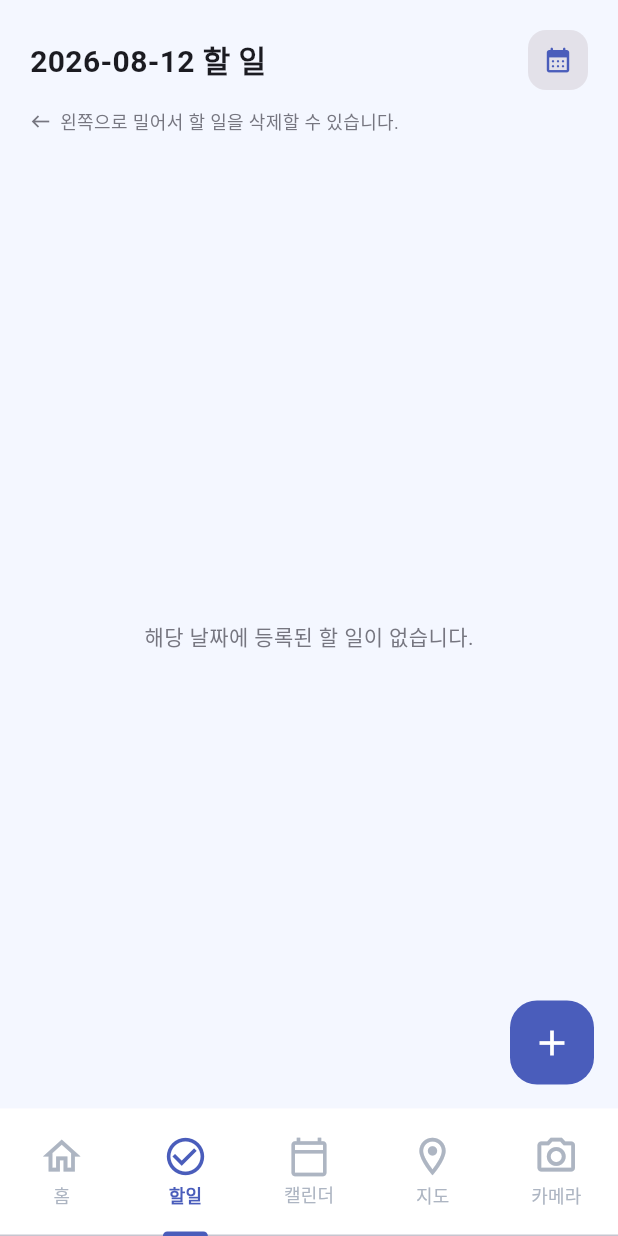
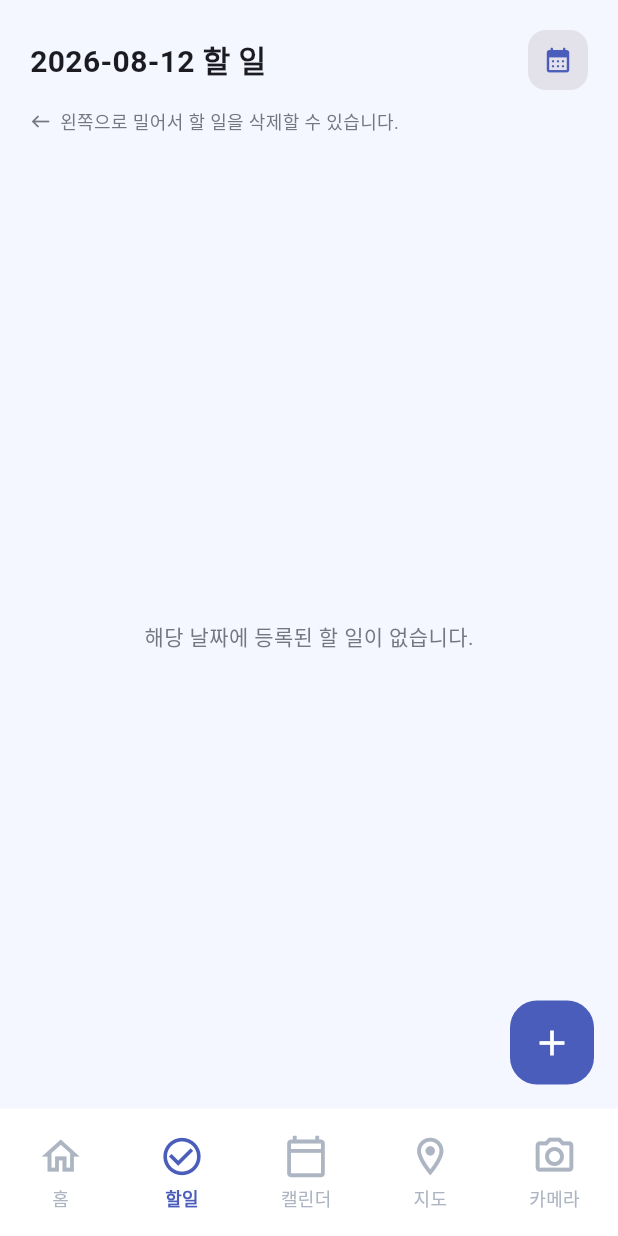
Before and after one commit to 0619ksh/Flutter_TodoList_Teamplay_app, a Flutter app: the screen it shows after launch, item 2 of the bottom bar chosen, on a phone screen of 412 x 824 dp. Run offline on Flutter 3.47's test engine with Material 3 defaults, Android fonts, the phone set to English and light mode, and no system bars; our stand-ins replace get, get_storage, image_picker.

Commit message:
Update camera, home, login, tabbar, today, main...

```diff
--- a/lib/main.dart
+++ b/lib/main.dart
@@ -20,6 +20,7 @@ class MyApp extends StatelessWidget {
   @override
   Widget build(BuildContext context) {
     return GetMaterialApp(
+      debugShowCheckedModeBanner: false,
 
       // ★ 첫 화면 경로
       initialRoute: '/',
--- a/lib/view/login_view.dart
+++ b/lib/view/login_view.dart
@@ -214,7 +214,7 @@ class _LoginViewState extends State<LoginView> {
           onPressed: () {
             saveStorage();
             Get.back();
-            Get.to(HomeView()); // 아규먼트 안 쓰고 겟을 쓰는 건 나중에나중에 그 정보를 쓸때 이용함.
+            // Get.to(HomeView()); // 아규먼트 안 쓰고 겟을 쓰는 건 나중에나중에 그 정보를 쓸때 이용함.
           },
           child: Text("Exit"),
         ),
--- a/lib/view/tabbar_view.dart
+++ b/lib/view/tabbar_view.dart
@@ -1,11 +1,11 @@
 import 'package:flutter/material.dart';
 
-// ★ 각 화면 파일 import
 import 'package:todo_ex_app/view/home_view.dart';
 import 'package:todo_ex_app/view/today_view.dart';
+import 'package:todo_ex_app/view/calendar_view.dart';
 import 'package:todo_ex_app/view/map_view.dart';
 import 'package:todo_ex_app/view/camera_view.dart';
-import 'package:todo_ex_app/view/calendar_view.dart';
+
 
 class TabbarView extends StatefulWidget {
   const TabbarView({super.key});
@@ -17,125 +17,188 @@ class TabbarView extends StatefulWidget {
 
 class _TabbarViewState extends State<TabbarView> {
 
+  // 현재 선택된 탭 번호
+  late int selectedIndex;
+
+
+  @override
+  void initState() {
+    super.initState();
+
+    // 처음에는 홈 화면
+    selectedIndex = 0;
+  }
+
+
   @override
   Widget build(BuildContext context) {
 
-    return DefaultTabController(
-      length: 5,
+    return Scaffold(
 
-      child: Scaffold(
+      // ★ 변경
+      // 기존에는 selectedIndex에 해당하는 화면 하나만 만들었지만,
+      // IndexedStack은 5개의 화면을 계속 유지한다.
+      body: IndexedStack(
 
-        // ★ 실제 페이지 연결
-        body: TabBarView(
+        // ★ 현재 보여줄 화면 번호
+        index: selectedIndex,
+
+        // ★ 모든 화면을 계속 유지
         children: [
-
-            // ★ 0번 : 홈
-            HomeView(),
-
-            // ★ 1번 : 할일
-            TodayView(),
-
-            // ★ 2번 : 캘린더
-            CalendarView(),
-
-            // ★ 3번 : 지도
-            MapView(),
-
-            // ★ 4번 : 카메라
-            CameraView(),
+          HomeView(changeTab: changeTab),
+          const TodayView(),
+          const CalendarView(),
+          const MapView(),
+          const CameraView(),
         ],
       ),
 
-
-        // =====================================================
-        // TabBar 디자인
-        // =====================================================
 
       bottomNavigationBar: Container(
         height: 85,
         color: Colors.white,
 
-          child: TabBar(
+        child: Row(
+          mainAxisAlignment: MainAxisAlignment.spaceAround,
 
-            // 선택된 아이콘 + 글자 색
-            labelColor: Theme.of(context).colorScheme.primary,
-
-            // 선택되지 않은 아이콘 + 글자 색
-            unselectedLabelColor: Color(0xFFADB5C2),
-
-            // 기본적으로 생기는 TabBar 밑줄 색깔
-            indicatorColor: Theme.of(context).colorScheme.primary,
-
-            // 선택된 글자 디자인
-            labelStyle: TextStyle(
-              fontSize: 12,
-              fontWeight: FontWeight.bold,
-            ),
-
-            // 선택되지 않은 글자 디자인
-            unselectedLabelStyle: TextStyle(
-              fontSize: 12,
-            ),
-
-            tabs: [
+          children: [
 
             // ---------------- 홈 ----------------
 
-              Tab(
-                icon: Icon(
+            GestureDetector(
+              onTap: () {
+                changeTab(0);
+              },
+
+              child: tabItem(
                 Icons.home_outlined,
-                  size: 30,
+                '홈',
+                0,
               ),
-                text: '홈',
             ),
 
 
             // ---------------- 할일 ----------------
 
-              Tab(
-                icon: Icon(
+            GestureDetector(
+              onTap: () {
+                changeTab(1);
+              },
+
+              child: tabItem(
                 Icons.check_circle_outline,
-                  size: 30,
+                '할일',
+                1,
               ),
-                text: '할일',
             ),
 
 
             // ---------------- 캘린더 ----------------
 
-              Tab(
-                icon: Icon(
+            GestureDetector(
+              onTap: () {
+                changeTab(2);
+              },
+
+              child: tabItem(
                 Icons.calendar_today_outlined,
-                  size: 28,
+                '캘린더',
+                2,
               ),
-                text: '캘린더',
             ),
 
 
             // ---------------- 지도 ----------------
 
-              Tab(
-                icon: Icon(
+            GestureDetector(
+              onTap: () {
+                changeTab(3);
+              },
+
+              child: tabItem(
                 Icons.location_on_outlined,
-                  size: 30,
+                '지도',
+                3,
               ),
-                text: '지도',
             ),
 
 
             // ---------------- 카메라 ----------------
 
-              Tab(
-                icon: Icon(
+            GestureDetector(
+              onTap: () {
+                changeTab(4);
+              },
+
+              child: tabItem(
                 Icons.camera_alt_outlined,
-                  size: 30,
+                '카메라',
+                4,
               ),
-                text: '카메라',
             ),
           ],
         ),
       ),
+    );
+  }
+
+
+  // =====================================================
+  // Function
+  // =====================================================
+
+  // 선택된 탭 번호 변경
+  void changeTab(int index) {
+
+    selectedIndex = index;
+
+    setState(() {});
+  }
+
+
+  // 하단 탭 하나 디자인
+  Widget tabItem(
+    IconData icon,
+    String title,
+    int index,
+  ) {
+
+    return Column(
+      mainAxisAlignment: MainAxisAlignment.center,
+
+      children: [
+
+        Icon(
+          icon,
+          size: 30,
+
+          color: selectedIndex == index
+              ? Theme.of(context).colorScheme.primary
+              : const Color(0xFFADB5C2),
         ),
+
+
+        const SizedBox(
+          height: 4,
+        ),
+
+
+        Text(
+          title,
+
+          style: TextStyle(
+            fontSize: 12,
+
+            color: selectedIndex == index
+                ? Theme.of(context).colorScheme.primary
+                : const Color(0xFFADB5C2),
+
+            fontWeight: selectedIndex == index
+                ? FontWeight.bold
+                : FontWeight.normal,
+          ),
+        ),
+      ],
     );
   }
 }
--- a/lib/view/today_view.dart
+++ b/lib/view/today_view.dart
@@ -2,6 +2,7 @@ import 'package:flutter/material.dart';
 import 'package:get/get.dart';
 import 'package:get_storage/get_storage.dart';
 import '../model/todo_list.dart';
+
 
 class TodayView extends StatefulWidget {
   const TodayView({super.key});
@@ -20,18 +21,30 @@ class _TodayViewState extends State<TodayView> {
   @override
   void initState() {
     super.initState();
-    // 앱 시작 시 저장된 데이터 불러오기 (배우신 initState 생명주기 활용)
+
     _loadSavedTodoFromStorage();
+
+    // 오늘 할 일 개수 저장
+    saveTodayCount();
   }
 
-  // 날짜 필터링 (기존 조건문 유지)
+  // 날짜 필터링
   List<TodoList> get filteredTodoItems {
     String formattedSelectedDate =
-        '${selectedDate.year}-${selectedDate.month.toString().padLeft(2, '0')}-${selectedDate.day.toString().padLeft(2, '0')}';
-    return todoItems.where((todo) => todo.date == formattedSelectedDate).toList();
+        '${selectedDate.year}-'
+        '${selectedDate.month.toString().padLeft(2, '0')}-'
+        '${selectedDate.day.toString().padLeft(2, '0')}';
+
+    List<TodoList> result = [];
+
+    for (int i = 0; i < todoItems.length; i++) {
+      if (todoItems[i].date == formattedSelectedDate) {
+        result.add(todoItems[i]);
+      }
+    }
+    return result;
   }
-
-  // showDatePicker를 활용한 날짜 선택 기능
+  // 날짜 선택
   Future<void> _selectDate(BuildContext context) async {
     final DateTime? picked = await showDatePicker(
       context: context,
@@ -39,15 +52,13 @@ class _TodayViewState extends State<TodayView> {
       firstDate: DateTime(2020),
       lastDate: DateTime(2030),
     );
-
     if (picked != null && picked != selectedDate) {
       setState(() {
         selectedDate = picked;
       });
     }
   }
-
-  // GetStorage에서 저장된 데이터를 읽어와 TodoList 객체 생성
+  // GetStorage에서 저장된 Todo 읽어오기
   void _loadSavedTodoFromStorage() {
     final String? todoText = box.read('_todo');
     final String? date = box.read('_date');
@@ -64,22 +75,45 @@ class _TodayViewState extends State<TodayView> {
         isImportant: isImportant ?? false,
         isCompleted: false,
       );
-
       setState(() {
         todoItems.add(newTodo);
       });
-
-      // 읽어온 뒤에는 저장소 값 초기화 (중복 추가 방지)
+      // Todo 추가 후 개수 다시 저장
+      saveTodayCount();
+      // 중복 추가 방지
       box.remove('_todo');
     }
   }
-
+  // 오늘 할 일 개수 / 완료 개수 계산
+  void saveTodayCount() {
+    DateTime now = DateTime.now();
+    String today =
+        '${now.year}-'
+        '${now.month.toString().padLeft(2, '0')}-'
+        '${now.day.toString().padLeft(2, '0')}';
+    int todayCount = 0;
+    int doneCount = 0;
+    for (int i = 0; i < todoItems.length; i++) {
+      // 오늘 날짜인지 확인
+      if (todoItems[i].date == today) {
+        todayCount++;
+        // 완료된 할 일인지 확인
+        if (todoItems[i].isCompleted == true) {
+          doneCount++;
+        }
+      }
+    }
+    // HomeView에서 사용할 값 저장
+    box.write('todayCount', todayCount);
+    box.write('doneCount', doneCount);
+  }
   @override
   Widget build(BuildContext context) {
     final colorScheme = Theme.of(context).colorScheme;
     String dateTitle =
-        '${selectedDate.year}-${selectedDate.month.toString().padLeft(2, '0')}-${selectedDate.day.toString().padLeft(2, '0')} 할 일';
-
+        '${selectedDate.year}-'
+        '${selectedDate.month.toString().padLeft(2, '0')}-'
+        '${selectedDate.day.toString().padLeft(2, '0')} 할 일';
     return Scaffold(
       backgroundColor: colorScheme.tertiary,
       body: SafeArea(
@@ -89,8 +123,6 @@ class _TodayViewState extends State<TodayView> {
             crossAxisAlignment: CrossAxisAlignment.start,
             children: [
               const SizedBox(height: 20),
-
-              // 헤더 영역
               Row(
                 mainAxisAlignment: MainAxisAlignment.spaceBetween,
                 children: [
@@ -115,17 +147,21 @@ class _TodayViewState extends State<TodayView> {
                         color: colorScheme.primary,
                         size: 20,
                       ),
-                      onPressed: () => _selectDate(context),
+                      onPressed: () {
+                        _selectDate(context);
+                      },
                     ),
                   ),
                 ],
               ),
               const SizedBox(height: 12),
-
-              // Sub Title
               Row(
                 children: [
-                  Icon(Icons.west, size: 14, color: colorScheme.outline),
+                  Icon(
+                    Icons.west,
+                    size: 14,
+                    color: colorScheme.outline,
+                  ),
                   const SizedBox(width: 6),
                   Text(
                     '왼쪽으로 밀어서 할 일을 삭제할 수 있습니다.',
@@ -137,21 +173,26 @@ class _TodayViewState extends State<TodayView> {
                 ],
               ),
               const SizedBox(height: 20),
-
-              // 필터링된 할 일 목록 (ListView.builder)
               Expanded(
                 child: filteredTodoItems.isEmpty
                     ? Center(
                         child: Text(
                           '해당 날짜에 등록된 할 일이 없습니다.',
-                          style: TextStyle(color: colorScheme.outline),
+                          style: TextStyle(
+                            color: colorScheme.outline,
+                          ),
                         ),
                       )
                     : ListView.builder(
                         itemCount: filteredTodoItems.length,
+
                         itemBuilder: (context, index) {
                           final todo = filteredTodoItems[index];
-                          return _buildTodoCard(todo, colorScheme);
+
+                          return _buildTodoCard(
+                            todo,
+                            colorScheme,
+                          );
                         },
                       ),
               ),
@@ -159,15 +200,11 @@ class _TodayViewState extends State<TodayView> {
           ),
         ),
       ),
-
-      // 플로팅 버튼
-      floatingActionButtonLocation: FloatingActionButtonLocation.endFloat,
+      floatingActionButtonLocation:
+          FloatingActionButtonLocation.endFloat,
       floatingActionButton: FloatingActionButton(
         onPressed: () async {
-          // AddView 화면으로 이동 후 돌아올 때까지 대기 (Get.toNamed)
           await Get.toNamed('/add');
-
-          // 복귀 후 GetStorage 데이터 확인 및 리스트 추가
           _loadSavedTodoFromStorage();
         },
         backgroundColor: colorScheme.primary,
@@ -175,13 +212,20 @@ class _TodayViewState extends State<TodayView> {
         shape: RoundedRectangleBorder(
           borderRadius: BorderRadius.circular(18),
         ),
-        child: Icon(Icons.add, color: colorScheme.onPrimary, size: 28),
+        child: Icon(
+          Icons.add,
+          color: colorScheme.onPrimary,
+          size: 28,
+        ),
       ),
     );
   }
 
-  // 할 일 카드 위젯
-  Widget _buildTodoCard(TodoList todo, ColorScheme colorScheme) {
+  // 할 일 카드
+  Widget _buildTodoCard(
+    TodoList todo,
+    ColorScheme colorScheme,
+  ) {
     return Dismissible(
       key: UniqueKey(),
       direction: DismissDirection.endToStart,
@@ -193,15 +237,20 @@ class _TodayViewState extends State<TodayView> {
           color: colorScheme.error,
           borderRadius: BorderRadius.circular(20),
         ),
-        child: Icon(Icons.delete, color: colorScheme.onError),
+        child: Icon(
+          Icons.delete,
+          color: colorScheme.onError,
+        ),
       ),
       onDismissed: (direction) {
         setState(() {
           todoItems.remove(todo);
         });
+        // 삭제 후 개수 다시 저장
+        saveTodayCount();
 
         Get.snackbar(
-          "삭제 완료",
+          '삭제 완료',
           '${todo.todoText} 항목이 삭제되었습니다.',
           snackPosition: SnackPosition.BOTTOM,
           duration: const Duration(seconds: 2),
@@ -211,19 +260,23 @@ class _TodayViewState extends State<TodayView> {
       },
       child: Container(
         margin: const EdgeInsets.only(bottom: 12),
-        padding: const EdgeInsets.symmetric(horizontal: 16, vertical: 16),
+        padding: const EdgeInsets.symmetric(
+          horizontal: 16,
+          vertical: 16,
+        ),
         decoration: BoxDecoration(
           color: colorScheme.surface,
           borderRadius: BorderRadius.circular(20),
         ),
         child: Row(
           children: [
-            // 체크박스 (GestureDetector / setState)
             GestureDetector(
               onTap: () {
                 setState(() {
                   todo.isCompleted = !todo.isCompleted;
                 });
+                // 체크 후 완료 개수 다시 저장
+                saveTodayCount();
               },
               child: Container(
                 width: 24,
@@ -240,35 +293,43 @@ class _TodayViewState extends State<TodayView> {
                     width: 2,
                   ),
                 ),
+
                 child: todo.isCompleted
-                    ? Icon(Icons.check, size: 16, color: colorScheme.onSecondary)
+                    ? Icon(
+                        Icons.check,
+                        size: 16,
+                        color: colorScheme.onSecondary,
+                      )
                     : null,
               ),
             ),
             const SizedBox(width: 14),
-
-            // 텍스트 및 정보
             Expanded(
               child: Column(
                 crossAxisAlignment: CrossAxisAlignment.start,
                 children: [
                   Row(
                     children: [
-                      // ... (스프레드 연산자) 대신 배우신 일반 if 문 사용
                       if (todo.isImportant)
-                        Icon(Icons.star, size: 16, color: colorScheme.primary),
+                        Icon(
+                          Icons.star,
+                          size: 16,
+                          color: colorScheme.primary,
+                        ),
                       if (todo.isImportant)
                         const SizedBox(width: 4),
-
                       Expanded(
                         child: Text(
                           todo.todoText,
+
                           style: TextStyle(
                             fontSize: 14,
                             fontWeight: FontWeight.bold,
+
                             color: todo.isCompleted
                                 ? colorScheme.outline
                                 : colorScheme.onSurface,
+
                             decoration: todo.isCompleted
                                 ? TextDecoration.lineThrough
                                 : null,
```
Also changed, not shown: lib/view/camera_view.dart (+74 -48 lines), lib/view/home_view.dart (+122 -25 lines). Lines whose indentation alone changed are shown as unchanged.
